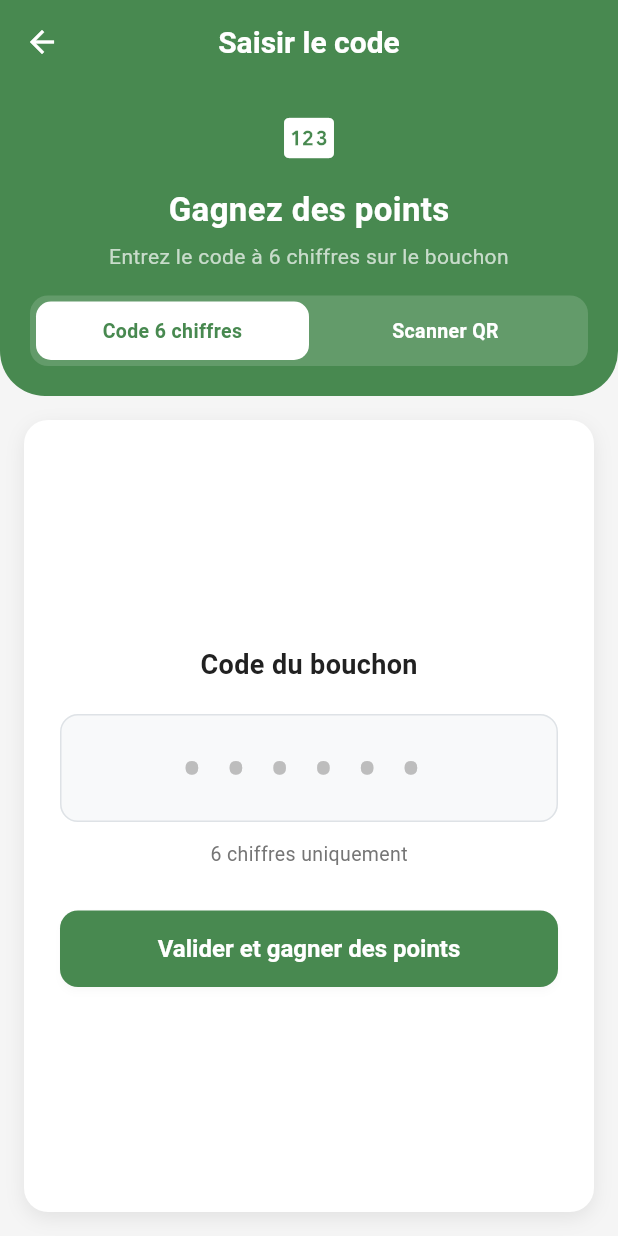
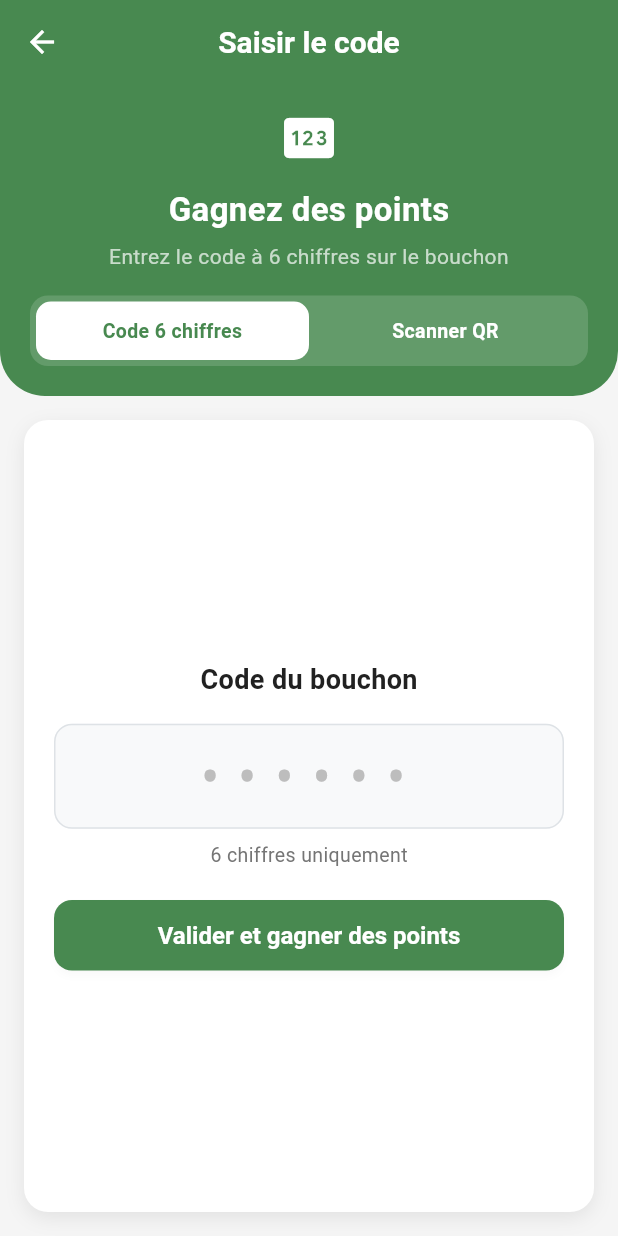
Before and after one commit to killlinux-cell/AYA, a Flutter app: the QRScannerScreen screen opened directly, on a phone screen of 412 x 824 dp. Run offline on Flutter 3.47's test engine with Material 3 defaults, Android fonts, the phone set to English and light mode, and no system bars; our stand-ins replace app_links, flutter_fortune_wheel, geocoding, geolocator, google_maps_flutter, package_info_plus and 6 more; missing offline and left inert: in_app_update, mobile_scanner, scratcher; accounts and stored records are empty; network calls fail.

Commit message:
Corrige le depassement d'ecran a la saisie du code (clavier).
Co-authored-by: Cursor <cursoragent@cursor.com>

```diff
--- a/lib/screens/qr_scanner_screen.dart
+++ b/lib/screens/qr_scanner_screen.dart
@@ -67,6 +67,7 @@ class _QRScannerState extends State<QRScannerScreen> {
   Widget build(BuildContext context) {
     return Scaffold(
       backgroundColor: const Color(0xFFF5F5F5),
+      resizeToAvoidBottomInset: true,
       appBar: AppBar(
         title: Text(_mode == 0 ? 'Saisir le code' : 'Scanner QR'),
         backgroundColor: const Color(0xFF488950),
@@ -172,12 +173,15 @@ class _QRScannerState extends State<QRScannerScreen> {
   }
 
   Widget _buildCodeEntry() {
-    return Column(
-      children: [
-        Expanded(
+    return LayoutBuilder(
+      builder: (context, constraints) {
+        return SingleChildScrollView(
+          keyboardDismissBehavior: ScrollViewKeyboardDismissBehavior.onDrag,
+          child: ConstrainedBox(
+            constraints: BoxConstraints(minHeight: constraints.maxHeight),
             child: Container(
               width: double.infinity,
-            padding: const EdgeInsets.all(24),
+              padding: const EdgeInsets.symmetric(horizontal: 20, vertical: 16),
               decoration: BoxDecoration(
                 color: Colors.white,
                 borderRadius: BorderRadius.circular(16),
@@ -191,6 +195,7 @@ class _QRScannerState extends State<QRScannerScreen> {
               ),
               child: Column(
                 mainAxisAlignment: MainAxisAlignment.center,
+                mainAxisSize: MainAxisSize.min,
                 children: [
                   const Text(
                     'Code du bouchon',
@@ -200,7 +205,7 @@ class _QRScannerState extends State<QRScannerScreen> {
                       color: Color(0xFF212121),
                     ),
                   ),
-                const SizedBox(height: 20),
+                  const SizedBox(height: 16),
                   TextField(
                     controller: _codeController,
                     focusNode: _codeFocus,
@@ -208,9 +213,9 @@ class _QRScannerState extends State<QRScannerScreen> {
                     textAlign: TextAlign.center,
                     maxLength: 6,
                     style: const TextStyle(
-                    fontSize: 32,
+                      fontSize: 28,
                       fontWeight: FontWeight.bold,
-                    letterSpacing: 10,
+                      letterSpacing: 8,
                       fontFamily: 'monospace',
                     ),
                     inputFormatters: [
@@ -222,7 +227,11 @@ class _QRScannerState extends State<QRScannerScreen> {
                       hintText: '••••••',
                       hintStyle: TextStyle(
                         color: Colors.grey.shade400,
-                      letterSpacing: 10,
+                        letterSpacing: 8,
+                      ),
+                      contentPadding: const EdgeInsets.symmetric(
+                        horizontal: 12,
+                        vertical: 14,
                       ),
                       border: OutlineInputBorder(
                         borderRadius: BorderRadius.circular(12),
@@ -238,12 +247,12 @@ class _QRScannerState extends State<QRScannerScreen> {
                     ),
                     onSubmitted: (_) => _submitManualCode(),
                   ),
-                const SizedBox(height: 12),
+                  const SizedBox(height: 8),
                   Text(
                     '6 chiffres uniquement',
                     style: TextStyle(color: Colors.grey.shade600, fontSize: 13),
                   ),
-                const SizedBox(height: 28),
+                  const SizedBox(height: 20),
                   SizedBox(
                     width: double.infinity,
                     child: ElevatedButton(
@@ -251,7 +260,7 @@ class _QRScannerState extends State<QRScannerScreen> {
                       style: ElevatedButton.styleFrom(
                         backgroundColor: const Color(0xFF488950),
                         foregroundColor: Colors.white,
-                      padding: const EdgeInsets.symmetric(vertical: 16),
+                        padding: const EdgeInsets.symmetric(vertical: 14),
                         shape: RoundedRectangleBorder(
                           borderRadius: BorderRadius.circular(12),
                         ),
@@ -278,7 +287,8 @@ class _QRScannerState extends State<QRScannerScreen> {
               ),
             ),
           ),
-      ],
+        );
+      },
     );
   }
 
```
Lines whose indentation alone changed are shown as unchanged.
